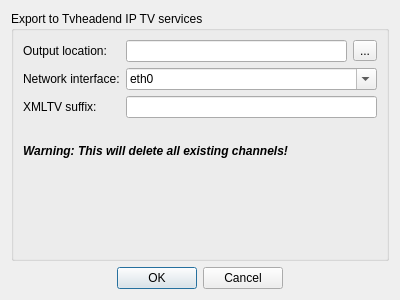
This is src/ui/playlist/PlaylistExportTvheadend.ui in ntadej/tano as Qt 5 draws it before an edit. The edited form follows.
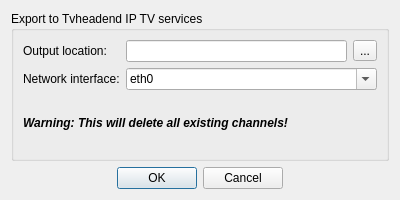
This is the edited form. Icons and pictures are not drawn.

The edit to the form file:
```diff
--- a/src/ui/playlist/PlaylistExportTvheadend.ui
+++ b/src/ui/playlist/PlaylistExportTvheadend.ui
@@ -7,7 +7,7 @@
     <x>0</x>
     <y>0</y>
     <width>400</width>
-    <height>300</height>
+    <height>200</height>
    </rect>
   </property>
   <property name="windowTitle">
@@ -48,17 +48,7 @@
         </property>
        </widget>
       </item>
-      <item row="2" column="0">
-       <widget class="QLabel" name="labelXmltv">
-        <property name="text">
-         <string>XMLTV suffix:</string>
-        </property>
-       </widget>
-      </item>
-      <item row="2" column="1" colspan="2">
-       <widget class="QLineEdit" name="editXmltv"/>
-      </item>
-      <item row="5" column="1">
+      <item row="4" column="0" colspan="3">
        <spacer name="verticalSpacer">
         <property name="orientation">
          <enum>Qt::Vertical</enum>
@@ -71,14 +61,14 @@
         </property>
        </spacer>
       </item>
-      <item row="4" column="0" colspan="3">
+      <item row="3" column="0" colspan="3">
        <widget class="QLabel" name="labelWarning">
         <property name="text">
          <string>&lt;i&gt;&lt;b&gt;Warning: This will delete all existing channels!&lt;/b&gt;&lt;/a&gt;</string>
         </property>
        </widget>
       </item>
-      <item row="3" column="0" colspan="3">
+      <item row="2" column="0" colspan="3">
        <widget class="QLabel" name="labelSpacer">
         <property name="text">
          <string/>
```
